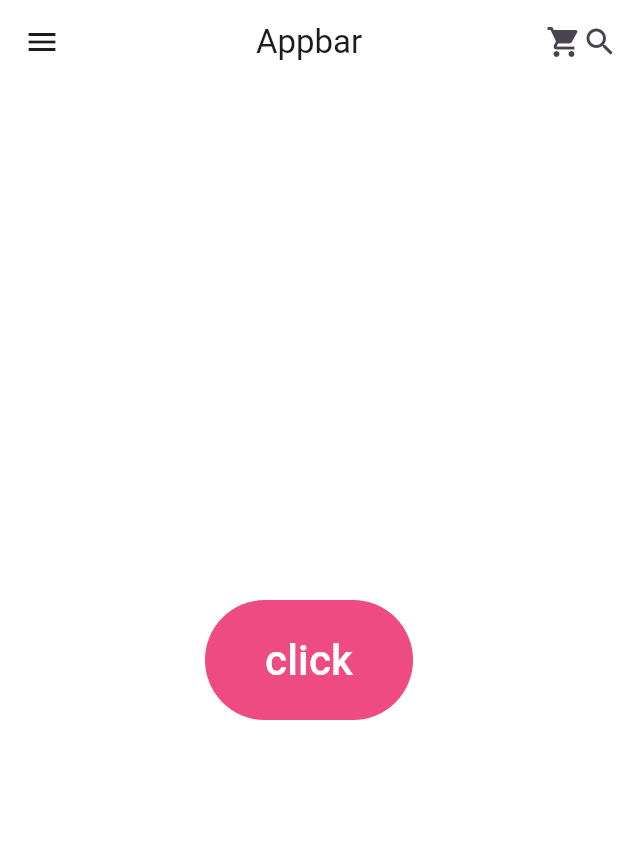
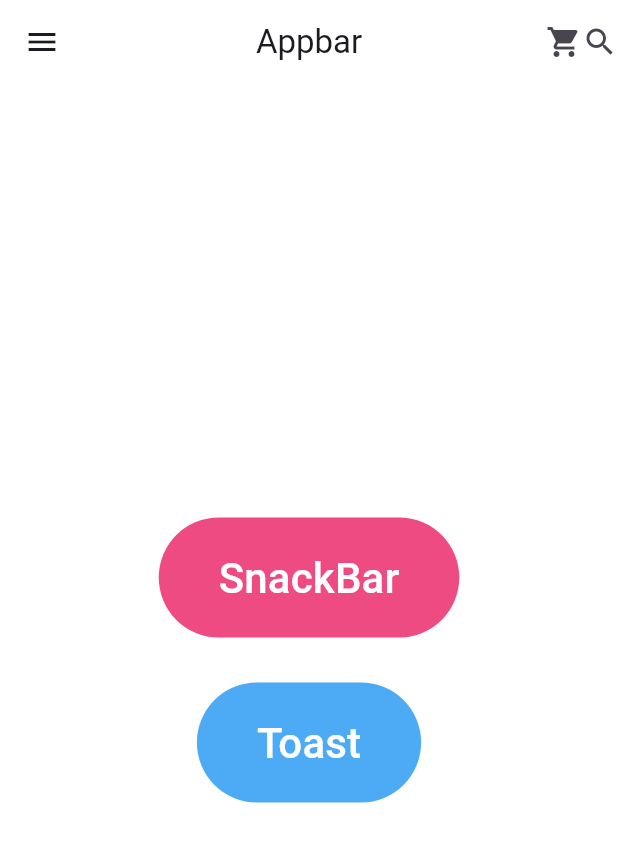
Before and after one commit to tnqkr3494/flutter-webtoon, a Flutter app: the screen it shows after launch, on a phone screen of 412 x 824 dp. Shown: the top 842 px of the screen. Run offline on Flutter 3.47's test engine with Material 3 defaults, Android fonts, the phone set to English and light mode, and no system bars; our stand-ins replace fluttertoast.

Commit message:
17. Toast Message

```diff
--- a/lib/main.dart
+++ b/lib/main.dart
@@ -1,9 +1,20 @@
 import 'package:flutter/material.dart';
+import 'package:fluttertoast/fluttertoast.dart';
 
 void main() => runApp(const MyApp());
 
 class MyApp extends StatelessWidget {
   const MyApp({super.key});
+
+  void flutterToast() {
+    Fluttertoast.showToast(
+        msg: "This is Center Short Toast",
+        toastLength: Toast.LENGTH_SHORT,
+        gravity: ToastGravity.BOTTOM,
+        backgroundColor: Colors.red,
+        textColor: Colors.white,
+        fontSize: 16.0);
+  }
 
   @override
   Widget build(BuildContext context) {
@@ -60,11 +71,19 @@ class MyApp extends StatelessWidget {
         ),
         body: Builder(builder: (ctx) {
           return Center(
-            child: TextButton(
+            child: Column(
+              mainAxisAlignment: MainAxisAlignment.center,
+              children: [
+                TextButton(
                   onPressed: () {
                     ScaffoldMessenger.of(ctx).showSnackBar(
                       const SnackBar(
-                    content: Text("SnackBar"),
+                        content: Text(
+                          "SnackBar",
+                          textAlign: TextAlign.center,
+                        ),
+                        backgroundColor: Colors.teal,
+                        duration: Duration(seconds: 1),
                       ),
                     );
                   },
@@ -76,12 +95,36 @@ class MyApp extends StatelessWidget {
                     backgroundColor: Colors.pink.withOpacity(0.8),
                   ),
                   child: const Text(
-                "click",
+                    "SnackBar",
                     style: TextStyle(
                       fontSize: 28,
                       color: Colors.white,
                     ),
                   ),
+                ),
+                const SizedBox(
+                  height: 30,
+                ),
+                TextButton(
+                  onPressed: () {
+                    flutterToast();
+                  },
+                  style: TextButton.styleFrom(
+                    padding: const EdgeInsets.symmetric(
+                      vertical: 20,
+                      horizontal: 40,
+                    ),
+                    backgroundColor: Colors.blue.withOpacity(0.8),
+                  ),
+                  child: const Text(
+                    "Toast",
+                    style: TextStyle(
+                      fontSize: 28,
+                      color: Colors.white,
+                    ),
+                  ),
+                ),
+              ],
             ),
           );
         }),
--- a/pubspec.yaml
+++ b/pubspec.yaml
@@ -37,6 +37,7 @@ dependencies:
   http: ^1.2.2
   url_launcher: ^6.3.0
   shared_preferences: ^2.3.1
+  fluttertoast: ^8.2.5
 
 dev_dependencies:
   flutter_test:
```
Also changed, not shown: pubspec.lock. Lines whose indentation alone changed are shown as unchanged.
